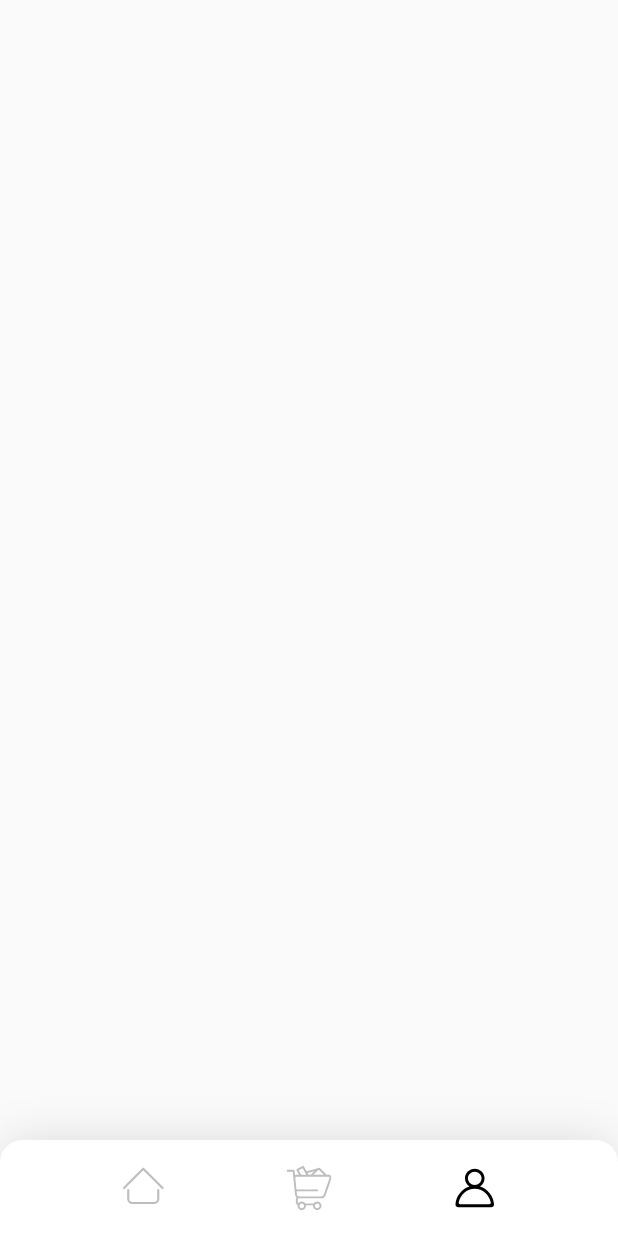
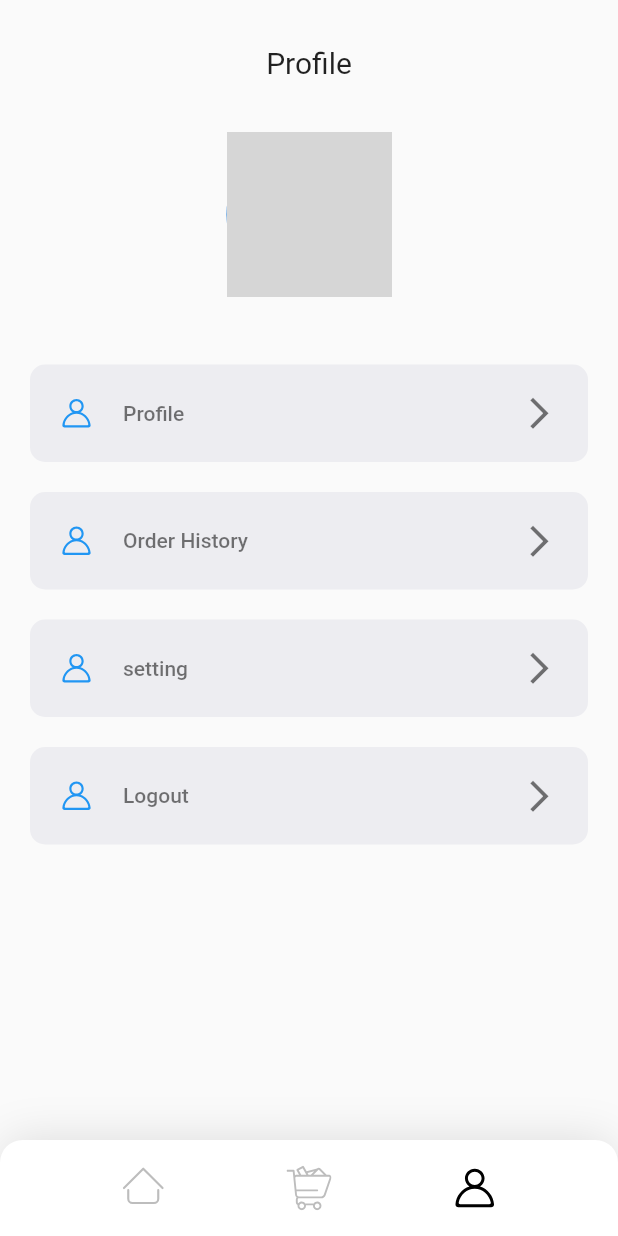
Before and after one commit to Dinushan-S/Milk_Delivery, a Flutter app: the HomePage screen opened directly, item 3 of the bottom bar chosen, on a phone screen of 412 x 824 dp. Run offline on Flutter 3.47's test engine with Material 2 defaults, Android fonts, the phone set to English and light mode, and no system bars; our stand-ins replace animated_splash_screen, cloud_firestore, firebase_auth, firebase_core, firebase_database, flutter_screenutil and 9 more; accounts and stored records are empty; network calls fail; grey boxes are pictures that could not be loaded.

Commit message:
add profile

```diff
--- a/lib/screens/home/home_page.dart
+++ b/lib/screens/home/home_page.dart
@@ -1,7 +1,10 @@
+import 'package:firebase_auth/firebase_auth.dart';
 import 'package:flutter/material.dart';
 import 'package:flutter_svg/svg.dart';
+import 'package:milky/cart_screen/cart_page.dart';
 import 'package:milky/screens/home/widgets/nav_bar.dart';
 import 'package:milky/screens/shop_screen/shop_screen.dart';
+import 'package:milky/screens/user_profile/profile_page.dart';
 
 class HomePage extends StatefulWidget {
   @override
@@ -19,8 +22,8 @@ class _HomePageState extends State<HomePage> {
 
   final List<Widget> _tabs = List.unmodifiable([
     ShopScreen(),
-    Container(),
-    Container(),
+    CartPage(),
+    UserProfilePage(),
   ]);
 
   //handle tab change
@@ -32,6 +35,8 @@ class _HomePageState extends State<HomePage> {
 
   @override
   Widget build(BuildContext context) {
+    // final user = FirebaseAuth.instance.currentUser!;
+
     return Scaffold(
       body: _tabs[currentIndex],
       bottomNavigationBar: Navbar(
--- a/lib/screens/shop_screen/shop_screen.dart
+++ b/lib/screens/shop_screen/shop_screen.dart
@@ -10,7 +10,7 @@ class ShopScreen extends StatelessWidget {
   Widget build(BuildContext context) {
     MQuery().init(context);
     return SafeArea(
-      child: Container(
+      child: SizedBox(
         width: double.infinity,
         child: SingleChildScrollView(
           padding: const EdgeInsets.only(top: 20),
--- /dev/null
+++ b/lib/screens/user_profile/profile_page.dart
@@ -0,0 +1,109 @@
+import 'package:firebase_auth/firebase_auth.dart';
+import 'package:flutter/material.dart';
+import 'package:flutter_svg/flutter_svg.dart';
+import 'package:milky/screens/user_profile/widget/profile_menu.dart';
+import 'package:milky/user_details/get_user_data.dart';
+import 'package:milky/utils/mq.dart';
+import 'package:provider/provider.dart';
+
+class UserProfilePage extends StatelessWidget {
+  @override
+  UserProfilePage({Key? key}) : super(key: key);
+  final user = FirebaseAuth.instance.currentUser!;
+
+  getProfileImage() {
+    if (user.photoURL != null) {
+      return Image.network("${user.photoURL}");
+      // return Text('${user.displayName}');
+    } else {
+      return Image.asset('assets/images/profile_placeholder.png');
+    }
+  }
+
+  final List _profileList = List.unmodifiable([
+    {
+      'text': 'Profile',
+      'icon': 'assets/icon/user.svg',
+      'ontap': () {
+        print('Profile');
+      },
+    },
+    {
+      'text': 'Order History',
+      'icon': 'assets/icon/user.svg',
+      'ontap': () {
+        print('Order History');
+      },
+    },
+    {
+      'text': 'setting',
+      'icon': 'assets/icon/user.svg',
+      'ontap': () {
+        print('setting');
+      },
+    },
+    {
+      'text': 'Logout',
+      'icon': 'assets/icon/user.svg',
+      'ontap': () async {
+        await FirebaseAuth.instance.signOut();
+      },
+    },
+  ]);
+
+  @override
+  Widget build(BuildContext context) {
+    MQuery().init(context);
+    // final user = FirebaseAuth.instance.currentUser!;
+    return SafeArea(
+      child: SizedBox(
+        width: double.infinity,
+        child: SingleChildScrollView(
+          padding: const EdgeInsets.only(top: 30),
+          child: Column(
+            mainAxisAlignment: MainAxisAlignment.spaceEvenly,
+            children: [
+              const Text(
+                'Profile',
+                style: TextStyle(
+                  fontSize: 20,
+                ),
+              ),
+              const SizedBox(
+                height: 20,
+              ),
+              Padding(
+                padding: const EdgeInsets.all(15.0),
+                child: SizedBox(
+                  height: 110,
+                  width: 110,
+                  child: Stack(
+                    fit: StackFit.expand,
+                    children: [
+                      CircleAvatar(
+                        backgroundImage:
+                            Image.network("${user.photoURL}").image,
+                        // child: getProfileImage(),
+                      ),
+                    ],
+                  ),
+                ),
+              ),
+              const SizedBox(
+                height: 20,
+              ),
+              Column(
+                children: List.generate(
+                    _profileList.length,
+                    (index) => ProfileMenu(
+                        icon: _profileList[index]['icon'],
+                        text: _profileList[index]['text'],
+                        onTap: _profileList[index]['ontap'])),
+              ),
+            ],
+          ),
+        ),
+      ),
+    );
+  }
+}
--- /dev/null
+++ b/lib/screens/user_profile/widget/profile_menu.dart
@@ -0,0 +1,58 @@
+import 'package:flutter/material.dart';
+import 'package:flutter_svg/flutter_svg.dart';
+
+class ProfileMenu extends StatelessWidget {
+  const ProfileMenu({
+    Key? key,
+    required this.icon,
+    required this.text,
+    required this.onTap,
+  }) : super(key: key);
+
+  final String text, icon;
+  final VoidCallback onTap;
+
+  @override
+  Widget build(BuildContext context) {
+    return Padding(
+      padding: const EdgeInsets.symmetric(
+        horizontal: 20,
+        vertical: 10,
+      ),
+      child: TextButton(
+        style: TextButton.styleFrom(
+          primary: Colors.white,
+          padding: const EdgeInsets.all(20),
+          shape: RoundedRectangleBorder(
+            borderRadius: BorderRadius.circular(10),
+          ),
+          backgroundColor: Color.fromARGB(255, 237, 237, 241),
+        ),
+        onPressed: onTap,
+        child: Row(
+          children: [
+            SvgPicture.asset(
+              icon,
+              width: 22,
+              color: Colors.blue,
+            ),
+            const SizedBox(
+              width: 20,
+            ),
+            Expanded(
+              child: Text(
+                text,
+                style: TextStyle(color: Colors.black54),
+              ),
+            ),
+            const Icon(
+              Icons.arrow_forward_ios,
+              color: Colors.black54,
+              size: 25,
+            ),
+          ],
+        ),
+      ),
+    );
+  }
+}
--- a/pubspec.yaml
+++ b/pubspec.yaml
@@ -20,9 +20,11 @@ dependencies:
     sdk: flutter
   flutter_screenutil: ^5.3.1
   flutter_svg: ^1.0.3
+  flutterfire_ui: ^0.3.5+1
   fluttertoast: ^8.0.8
   font_awesome_flutter: ^9.2.0
   geolocator: ^8.0.5
+  get: ^4.6.1
   google_maps_flutter: ^2.1.1
   google_sign_in: ^5.2.3
   keyboard_dismisser: ^2.0.0
```
Also changed, not shown: lib/cart_screen/cart_page.dart (added, +16 -0 lines), lib/main.dart (+12 -2 lines), lib/screens/home_page/router_page.dart (+44 -16 lines), lib/screens/login_screen/userlogin.dart (+15 -6 lines), lib/screens/login_screen/widget/google_sign_in.dart (renamed from lib/screens/login_screen/google_sign_in.dart, +8 -8 lines), lib/screens/login_screen/widget/login_controller.dart (added, +14 -0 lines), lib/screens/milk_screen/milk_order.dart (+1 -9 lines), lib/screens/orders_screen/widget/order_conformation_model.dart (+34 -20 lines), lib/user_details/get_user_data.dart (+16 -6 lines), lib/user_details/userDetails.dart (+2 -5 lines), pubspec.lock.
